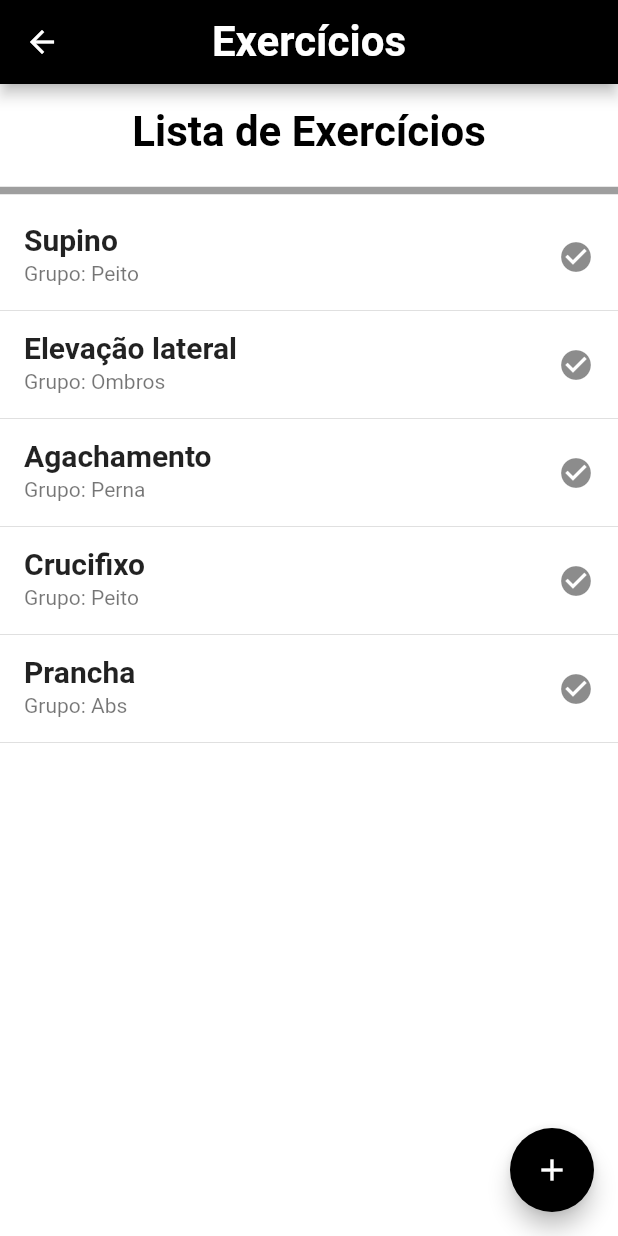
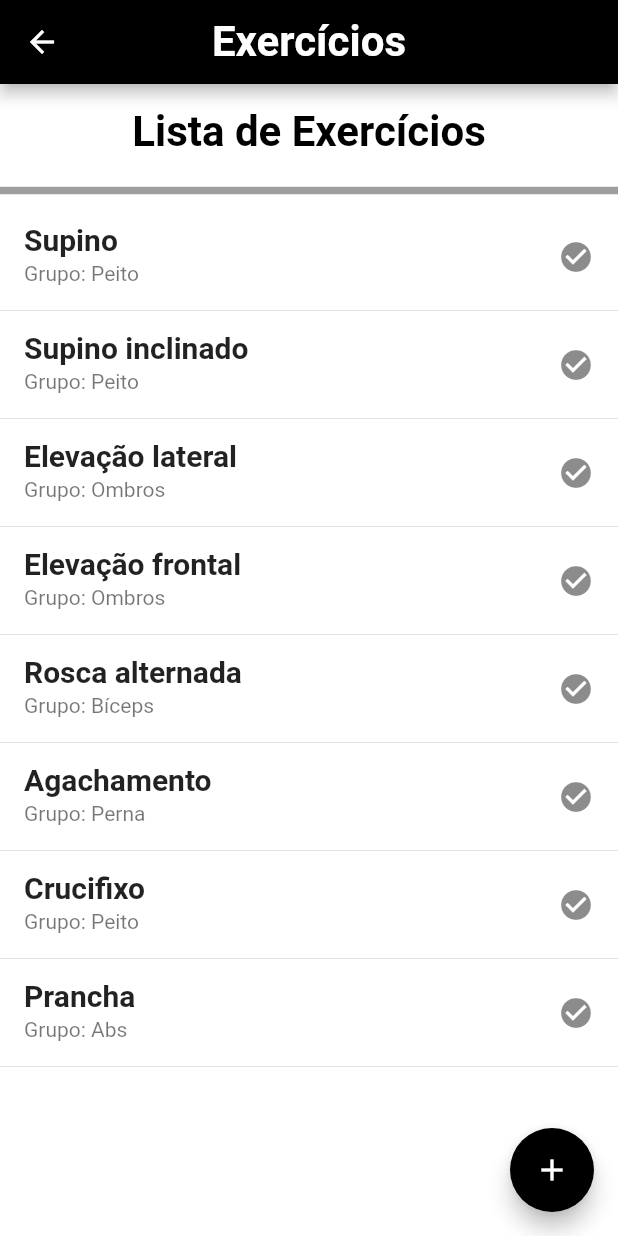
Before and after one commit to HuananCanova/flutter-mobile-ufsm, a Flutter app: the ExerciseSelectionPage screen opened directly, on a phone screen of 412 x 824 dp. Run offline on Flutter 3.47's test engine with Material 2 defaults, Android fonts, the phone set to English and light mode, and no system bars.

Commit message:
db changes

```diff
--- a/lib/database/exercisedao.dart
+++ b/lib/database/exercisedao.dart
@@ -3,10 +3,13 @@ import '../model/exercise.dart';
 class ExerciseDao{
   static List<Exercise> exercises = [
     Exercise(id: 1, name: 'Supino', category: 'Peito'),
-    Exercise(id: 2, name: 'Elevação lateral', category: 'Ombros'),
-    Exercise(id: 3, name: 'Agachamento', category: 'Perna'),
-    Exercise(id: 4, name: 'Crucifixo', category: 'Peito'),
-    Exercise(id: 5, name: 'Prancha', category: 'Abs'),
+    Exercise(id: 2, name: 'Supino inclinado', category: 'Peito'),
+    Exercise(id: 3, name: 'Elevação lateral', category: 'Ombros'),
+    Exercise(id: 4, name: 'Elevação frontal', category: 'Ombros'),
+    Exercise(id: 5, name: 'Rosca alternada', category: 'Bíceps'),
+    Exercise(id: 6, name: 'Agachamento', category: 'Perna'),
+    Exercise(id: 7, name: 'Crucifixo', category: 'Peito'),
+    Exercise(id: 8, name: 'Prancha', category: 'Abs'),
   ];
 
   List<Exercise> getExerciseList(){
--- a/lib/screens/signuppage.dart
+++ b/lib/screens/signuppage.dart
@@ -97,6 +97,7 @@ class _SignupPageState extends State<SignupPage> {
                         email: _emailController.text,
                         password: _passwordController.text,
                       );
+                      printUserDetails(user);
                       UserDao().addUser(user);
                       Navigator.of(context).pop();
                     }
```
Also changed, not shown: lib/screens/loginpage.dart (+4 -9 lines), lib/database/database.dart (added).
